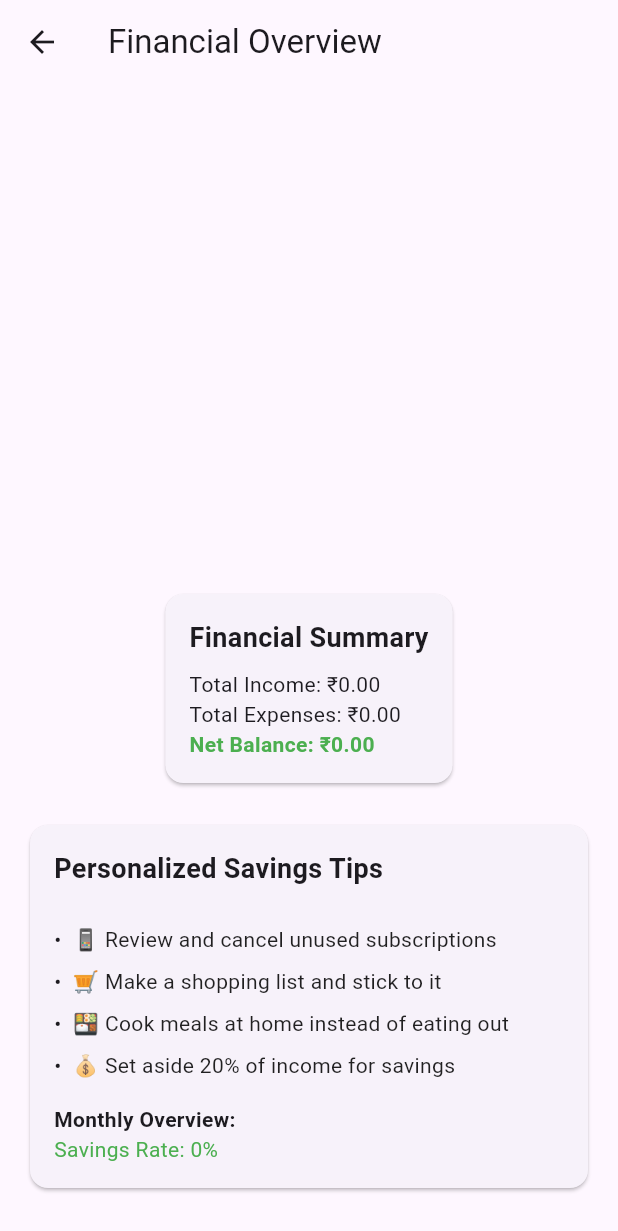
After one commit to SHUBHANKARPOLYGON/Fintrack, a Flutter app: the screen it shows once a user with an empty profile is signed in, after a tap on the "pie chart" icon, on a phone screen of 412 x 824 dp. The commit adds this screen. Shown: the top 1231 px of the screen. Run offline on Flutter 3.47's test engine with Material 3 defaults, Android fonts, the phone set to English and light mode, and no system bars; drawn by our look-alikes of fl_chart; our stand-ins replace cloud_firestore, firebase_auth, firebase_core, open_file; accounts and stored records are empty.

Commit message:
pie_chart_integration_and_savings_Method_apply

```diff
--- /dev/null
+++ b/lib/models/financial.dart
@@ -0,0 +1,17 @@
+import 'package:fintrack/models/transaction.dart';
+
+class FinancialData {
+  final double amount;
+  final String category;
+  final String type; // 'income' or 'expense'
+  final DateTime date;
+
+  FinancialData({
+    required this.amount,
+    required this.category,
+    required this.type,
+    required this.date,
+  });
+
+  static fromTransaction(Transaction transaction) {}
+}
--- a/lib/screens/home_screen.dart
+++ b/lib/screens/home_screen.dart
@@ -4,6 +4,7 @@ import 'package:firebase_auth/firebase_auth.dart';
 import 'transaction_screen.dart';
 import '../widgets/transaction_list.dart'; // Ensure this import is correct and the file exists
 import '../widgets/transaction_summary.dart';
+import './pie_chart.dart'; // Add this import
 
 class HomeScreen extends StatefulWidget {
   @override
@@ -19,6 +20,19 @@ class _HomePageState extends State<HomeScreen> {
       appBar: AppBar(
         title: Text('FinTrack'),
         actions: [
+          IconButton(
+            icon: Icon(Icons.pie_chart), // Add pie chart icon
+            onPressed: () {
+              Navigator.push(
+                context,
+                MaterialPageRoute(
+                  builder: (context) => FinancialOverviewScreen(
+                    userId: user?.uid ?? '',
+                  ),
+                ),
+              );
+            },
+          ),
           IconButton(
             icon: Icon(Icons.summarize),
             onPressed: () {
--- /dev/null
+++ b/lib/screens/pie_chart.dart
@@ -0,0 +1,195 @@
+import 'package:flutter/material.dart';
+import 'package:fl_chart/fl_chart.dart';
+import 'package:cloud_firestore/cloud_firestore.dart';
+
+class FinancialOverviewScreen extends StatelessWidget {
+  final String userId;
+
+  const FinancialOverviewScreen({
+    Key? key,
+    required this.userId,
+  }) : super(key: key);
+
+  @override
+  Widget build(BuildContext context) {
+    return Scaffold(
+      appBar: AppBar(
+        title: const Text('Financial Overview'),
+      ),
+      body: StreamBuilder<QuerySnapshot>(
+        stream: FirebaseFirestore.instance
+            .collection('transactions')
+            .where('userId', isEqualTo: userId)
+            .snapshots(),
+        builder: (context, snapshot) {
+          if (snapshot.hasError) {
+            return Center(child: Text('Error: ${snapshot.error}'));
+          }
+
+          if (!snapshot.hasData) {
+            return const Center(child: CircularProgressIndicator());
+          }
+
+          final transactions = snapshot.data!.docs;
+
+          // Calculate total income and expenses
+          double totalIncome = 0;
+          double totalExpenses = 0;
+
+          for (var doc in transactions) {
+            final data = doc.data() as Map<String, dynamic>;
+            if (data['type'] == 'income') {
+              totalIncome += (data['amount'] as num).toDouble();
+            } else if (data['type'] == 'expense') {
+              totalExpenses += (data['amount'] as num).toDouble();
+            }
+          }
+
+          return SingleChildScrollView(
+            padding: const EdgeInsets.all(16),
+            child: Column(
+              children: [
+                SizedBox(
+                  height: 300,
+                  child: PieChart(
+                    PieChartData(
+                      sections: [
+                        if (totalIncome > 0)
+                          PieChartSectionData(
+                            color: Colors.green,
+                            value: totalIncome,
+                            title: 'Income\n₹${totalIncome.toStringAsFixed(2)}',
+                            radius: 100,
+                            titleStyle: const TextStyle(
+                              color: Colors.white,
+                              fontWeight: FontWeight.bold,
+                            ),
+                          ),
+                        if (totalExpenses > 0)
+                          PieChartSectionData(
+                            color: Colors.red,
+                            value: totalExpenses,
+                            title: 'Expenses\n₹${totalExpenses.toStringAsFixed(2)}',
+                            radius: 100,
+                            titleStyle: const TextStyle(
+                              color: Colors.white,
+                              fontWeight: FontWeight.bold,
+                            ),
+                          ),
+                      ],
+                      sectionsSpace: 2,
+                      centerSpaceRadius: 40,
+                    ),
+                  ),
+                ),
+                const SizedBox(height: 20),
+                Card(
+                  child: Padding(
+                    padding: const EdgeInsets.all(16),
+                    child: Column(
+                      crossAxisAlignment: CrossAxisAlignment.start,
+                      children: [
+                        const Text(
+                          'Financial Summary',
+                          style: TextStyle(
+                            fontSize: 18,
+                            fontWeight: FontWeight.bold,
+                          ),
+                        ),
+                        const SizedBox(height: 8),
+                        Text('Total Income: ₹${totalIncome.toStringAsFixed(2)}'),
+                        Text('Total Expenses: ₹${totalExpenses.toStringAsFixed(2)}'),
+                        Text(
+                          'Net Balance: ₹${(totalIncome - totalExpenses).toStringAsFixed(2)}',
+                          style: TextStyle(
+                            color: totalIncome - totalExpenses >= 0
+                              ? Colors.green
+                              : Colors.red,
+                            fontWeight: FontWeight.bold,
+                          ),
+                        ),
+                      ],
+                    ),
+                  ),
+                ),
+                const SizedBox(height: 20),
+                Card(
+                  child: Padding(
+                    padding: const EdgeInsets.all(16),
+                    child: Column(
+                      crossAxisAlignment: CrossAxisAlignment.start,
+                      children: [
+                        const Text(
+                          'Personalized Savings Tips',
+                          style: TextStyle(
+                            fontSize: 18,
+                            fontWeight: FontWeight.bold,
+                          ),
+                        ),
+                        const SizedBox(height: 12),
+                        // Dynamic tips based on financial situation
+                        if (totalExpenses > totalIncome)
+                          const Text(
+                            '⚠️ Alert: Spending exceeds income!',
+                            style: TextStyle(
+                              color: Colors.red,
+                              fontWeight: FontWeight.bold,
+                            ),
+                          ),
+                        const SizedBox(height: 8),
+                        // General savings tips
+                        _buildTipItem('📱 Review and cancel unused subscriptions'),
+                        _buildTipItem('🛒 Make a shopping list and stick to it'),
+                        _buildTipItem('🍱 Cook meals at home instead of eating out'),
+                        _buildTipItem('💰 Set aside 20% of income for savings'),
+                        if (totalExpenses > 0.7 * totalIncome)
+                          _buildTipItem(
+                            '⚡ Try to reduce monthly expenses by finding better utility plans',
+                            isImportant: true,
+                          ),
+                        const SizedBox(height: 12),
+                        Text(
+                          'Monthly Overview:',
+                          style: TextStyle(fontWeight: FontWeight.bold),
+                        ),
+                        Text(
+                          'Savings Rate: ${(totalIncome > 0 ? ((totalIncome - totalExpenses) / totalIncome * 100).toStringAsFixed(1) : '0')}%',
+                          style: TextStyle(
+                            color: (totalIncome - totalExpenses) >= 0.2 * totalIncome
+                                ? Colors.green
+                                : Colors.orange,
+                          ),
+                        ),
+                      ],
+                    ),
+                  ),
+                ),
+              ],
+            ),
+          );
+        },
+      ),
+    );
+  }
+
+  Widget _buildTipItem(String tip, {bool isImportant = false}) {
+    return Padding(
+      padding: const EdgeInsets.symmetric(vertical: 4),
+      child: Row(
+        crossAxisAlignment: CrossAxisAlignment.start,
+        children: [
+          const Text('•  '),
+          Expanded(
+            child: Text(
+              tip,
+              style: TextStyle(
+                color: isImportant ? Colors.red : Colors.black87,
+                fontWeight: isImportant ? FontWeight.bold : FontWeight.normal,
+              ),
+            ),
+          ),
+        ],
+      ),
+    );
+  }
+}
--- a/lib/screens/transaction_screen.dart
+++ b/lib/screens/transaction_screen.dart
@@ -4,7 +4,10 @@ import '../../services/database_service.dart';
 import '../../models/transaction.dart';
 
 class AddTransactionScreen extends StatefulWidget {
+  const AddTransactionScreen({super.key});
+
   @override
+  // ignore: library_private_types_in_public_api
   _AddTransactionScreenState createState() => _AddTransactionScreenState();
 }
 
--- a/pubspec.yaml
+++ b/pubspec.yaml
@@ -42,7 +42,7 @@ dependencies:
   firebase_core: ^3.12.1
   firebase_auth: ^5.5.1
   cloud_firestore: ^5.6.5
-  fl_chart: ^0.70.2
+  fl_chart: ^0.63.0
   intl: ^0.20.2
   path_provider: ^2.1.5
   pdf: ^3.11.3
```
Also changed, not shown: pubspec.lock.
